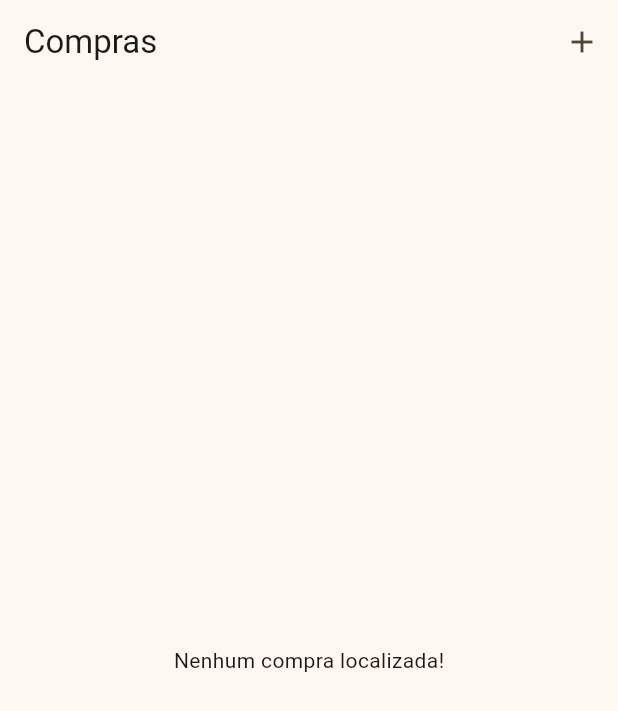
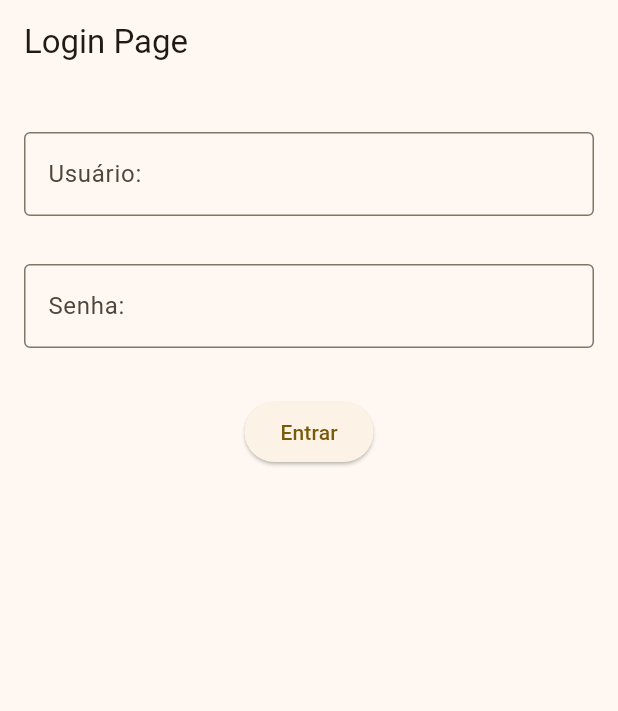
Before and after one commit to adrianoaraujosilva/mobile_engineering_91aoj, a Flutter app: the screen it shows after launch, on a phone screen of 412 x 824 dp. Shown: the top 711 px of the screen. Run offline on Flutter 3.47's test engine with Material 2 defaults, Android fonts, the phone set to English and light mode, and no system bars; our stand-ins replace cloud_firestore, firebase_core, floor, sqflite; accounts and stored records are empty; generated files the repository leaves out were written again.

Commit message:
LoginPageWidget created

```diff
--- a/lib/commons/constants.dart
+++ b/lib/commons/constants.dart
@@ -1,3 +1,6 @@
 import 'package:flutter/material.dart';
 
 const addIcon = Icon(Icons.add);
+const loginPage = Text('Login Page');
+const textPreenchaInformacoes = Text('Por favor, preencha as credenciais');
+const btnLogar = Text('Entrar');
--- /dev/null
+++ b/lib/login.dart
@@ -0,0 +1,85 @@
+import 'package:flutter/material.dart';
+
+import 'commons/constants.dart';
+
+class LoginPageWidget extends StatefulWidget {
+  const LoginPageWidget({super.key, required String title});
+
+  @override
+  State<LoginPageWidget> createState() => _LoginPageState();
+}
+
+class _LoginPageState extends State<LoginPageWidget> {
+  final _formKey = GlobalKey<FormState>();
+  TextEditingController emailController = TextEditingController();
+  TextEditingController passwordController = TextEditingController();
+
+  @override
+  Widget build(BuildContext context) {
+    return Scaffold(
+      appBar: AppBar(
+        title: loginPage,
+      ),
+      body: Form(
+        key: _formKey,
+        child: Padding(
+          padding: const EdgeInsets.symmetric(horizontal: 8, vertical: 16),
+          child: Column(
+            crossAxisAlignment: CrossAxisAlignment.center,
+            children: [
+              Padding(
+                padding:
+                    const EdgeInsets.symmetric(horizontal: 8, vertical: 16),
+                child: TextFormField(
+                  controller: emailController,
+                  decoration: const InputDecoration(
+                      border: OutlineInputBorder(), labelText: 'Usuário: '),
+                  validator: (value) {
+                    if (value == null || value.isEmpty) {
+                      return "Por favor, informe o seu usuário";
+                    }
+                    return null;
+                  },
+                ),
+              ),
+              Padding(
+                padding:
+                    const EdgeInsets.symmetric(horizontal: 8, vertical: 16),
+                child: TextFormField(
+                  controller: passwordController,
+                  obscureText: true,
+                  decoration: const InputDecoration(
+                      border: OutlineInputBorder(), labelText: 'Senha: '),
+                  validator: (value) {
+                    if (value == null || value.isEmpty) {
+                      return "Por favor, informe a sua senha";
+                    }
+                    return null;
+                  },
+                ),
+              ),
+              Padding(
+                padding:
+                    const EdgeInsets.symmetric(horizontal: 8, vertical: 16.0),
+                child: Center(
+                  child: ElevatedButton(
+                    onPressed: () {
+                      if (_formKey.currentState!.validate()) {
+                        //Navigate the user to the home page
+                      } else {
+                        ScaffoldMessenger.of(context).showSnackBar(
+                          const SnackBar(content: textPreenchaInformacoes),
+                        );
+                      }
+                    },
+                    child: btnLogar,
+                  ),
+                ),
+              )
+            ],
+          ),
+        ),
+      ),
+    );
+  }
+}
--- a/lib/main.dart
+++ b/lib/main.dart
@@ -1,6 +1,7 @@
 import 'package:firebase_core/firebase_core.dart';
 import 'package:flutter/material.dart';
 import 'package:persist_type/home.dart';
+import 'package:persist_type/login.dart';
 
 void main() async {
   WidgetsFlutterBinding.ensureInitialized();
@@ -22,7 +23,7 @@ class MyApp extends StatelessWidget {
         useMaterial3: true,
       ),
       routes: {
-        "/": (context) => const HomeWidget(),
+        "/": (context) => const LoginPageWidget(title: 'Login Page'),
       },
       initialRoute: "/",
     );
```
Also changed, not shown: flutter_01.png (added).
